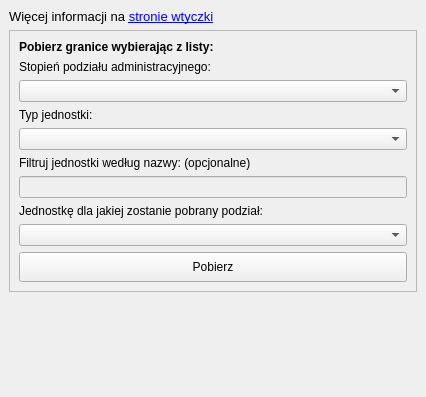
gis-support/gis-support-plugin, file gissupport_plugin/modules/data_downloader/prg/prg_dockwidget.ui: the form before one commit.
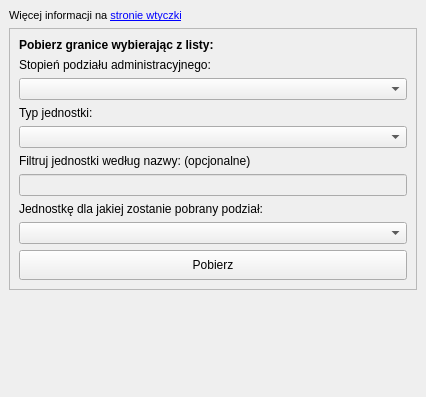
The form after the commit.

Patch:
```diff
--- a/gissupport_plugin/modules/data_downloader/prg/prg_dockwidget.ui
+++ b/gissupport_plugin/modules/data_downloader/prg/prg_dockwidget.ui
@@ -28,7 +28,7 @@
      <widget class="QLabel" name="label">
       <property name="font">
        <font>
-        <pointsize>10</pointsize>
+        <pointsize>8</pointsize>
         <italic>false</italic>
         <bold>false</bold>
         <kerning>true</kerning>
```
